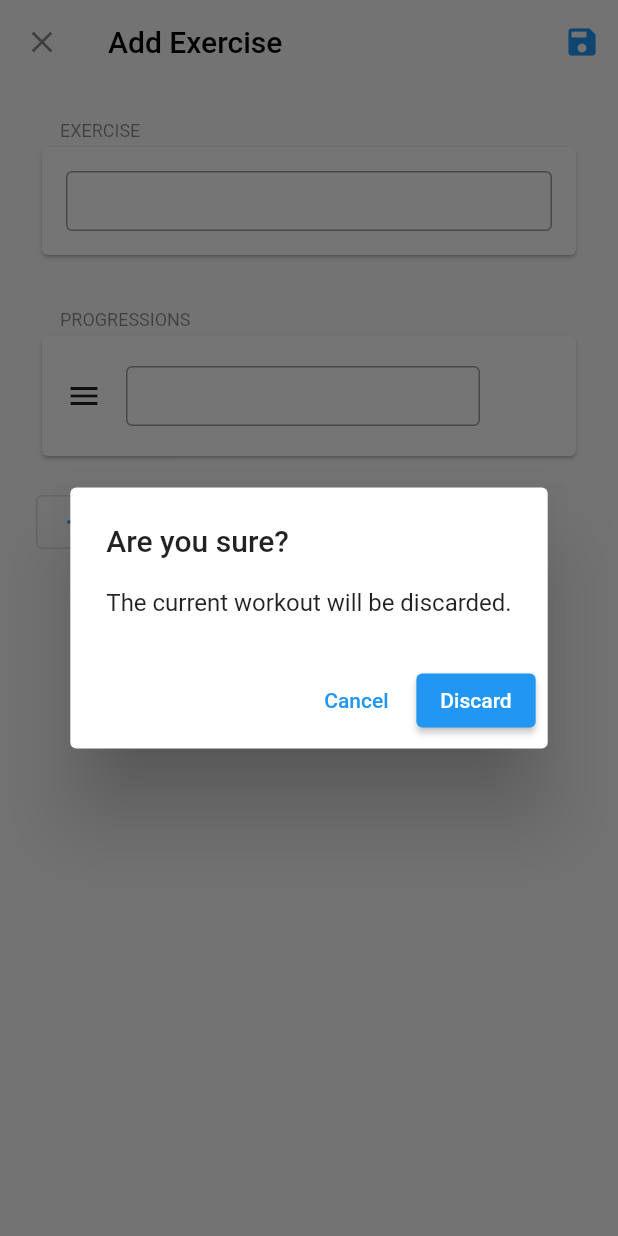
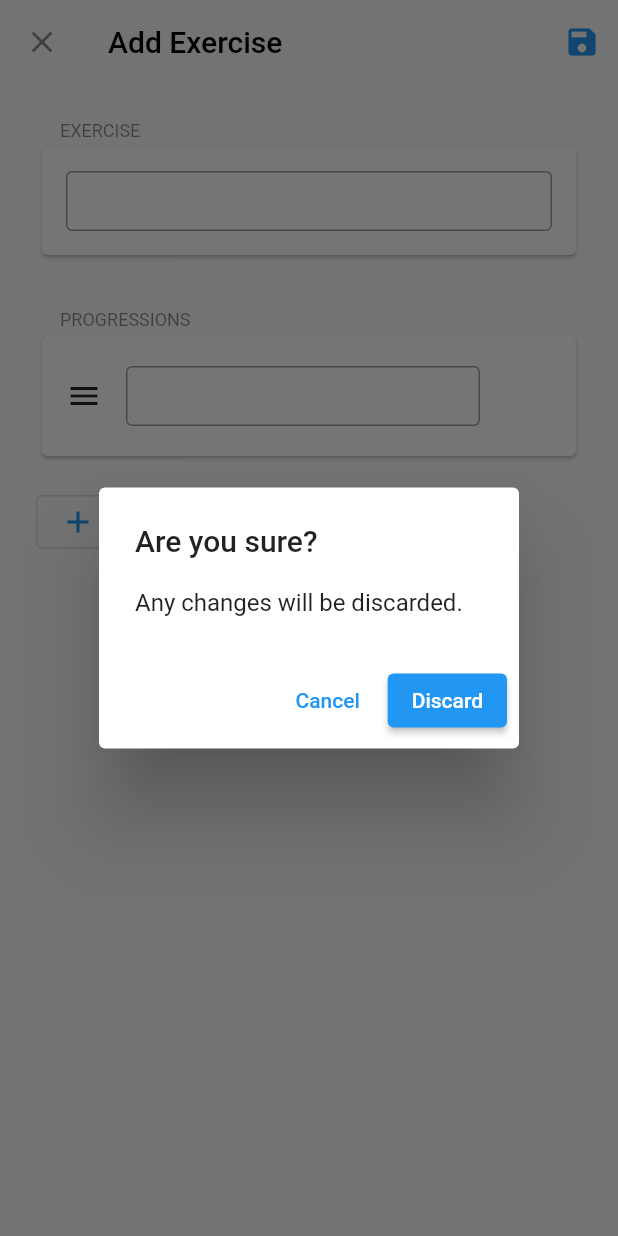
Before and after one commit to als10/workout-tracker, a Flutter app: the AddExerciseForm screen opened directly with empty values, after a tap on the "close" icon, on a phone screen of 412 x 824 dp. Run offline on Flutter 3.47's test engine with Material 2 defaults, Android fonts, the phone set to English and light mode, and no system bars; our stand-ins replace date_picker_timeline, scrollable_positioned_list, smooth_page_indicator, sqflite, sticky_headers, syncfusion_flutter_charts; accounts and stored records are empty; statements that could not run were skipped.

Commit message:
change discard text

```diff
--- a/lib/screens/AddExerciseForm/AddExerciseForm.dart
+++ b/lib/screens/AddExerciseForm/AddExerciseForm.dart
@@ -39,7 +39,7 @@ class AddExerciseFormState extends State<AddExerciseForm> {
       builder: (BuildContext context) {
         return AlertDialog(
           title: Text('Are you sure?'),
-          content: Text('The current workout will be discarded.'),
+          content: Text('Any changes will be discarded.'),
           actions: <Widget>[
             TextButton(
               child: Text('Cancel'),
--- a/lib/screens/AddWorkoutForm/AddWorkoutForm.dart
+++ b/lib/screens/AddWorkoutForm/AddWorkoutForm.dart
@@ -69,7 +69,7 @@ class AddWorkoutFormState extends State<AddWorkoutForm> {
       builder: (BuildContext context) {
         return AlertDialog(
           title: Text('Are you sure?'),
-          content: Text('The current workout will be discarded.'),
+          content: Text('Any changes will be discarded.'),
           actions: <Widget>[
             TextButton(
               child: Text('Cancel'),
```
